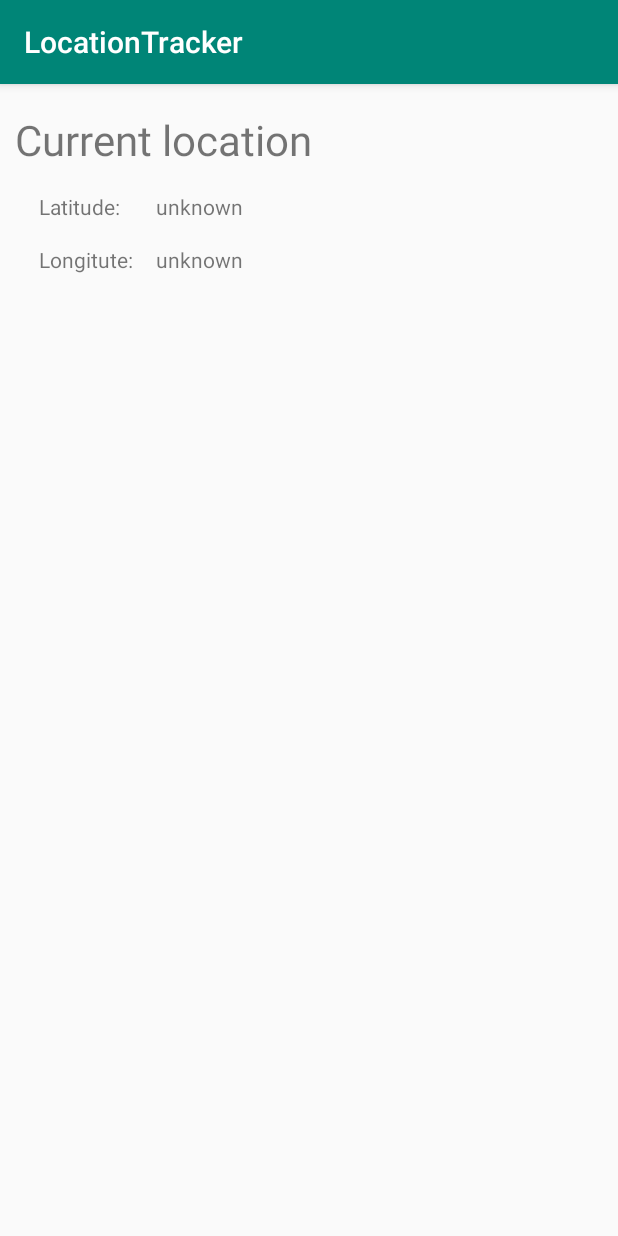
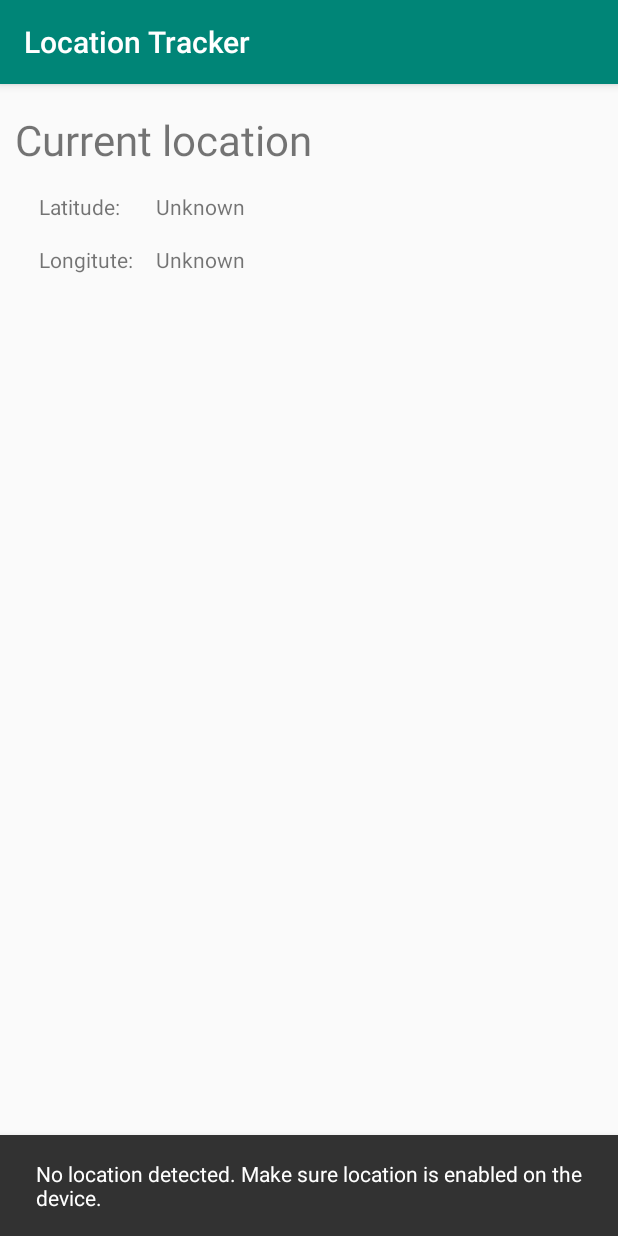
Before and after one commit to ArtemisSoftware/Location-Tracker, an Android app: the screen it shows after launch (MainActivity), on a phone screen of 412 x 824 dp. Run offline under Robolectric (Android 15) with nearby library versions, the phone set to English and light mode, and no system bars; libraries missing offline, so code that uses them is left out: com.karumi.dexter.

Commit message:
Get last location

```diff
--- a/app/src/main/java/com/artemissoftware/locationtracker/MainActivity.kt
+++ b/app/src/main/java/com/artemissoftware/locationtracker/MainActivity.kt
@@ -20,6 +20,10 @@ import android.provider.Settings.ACTION_APPLICATION_DETAILS_SETTINGS
 import android.content.Intent
 import android.net.Uri
 import android.provider.Settings
+import android.view.View
+import com.google.android.gms.location.FusedLocationProviderClient
+import com.google.android.gms.location.LocationServices
+import com.google.android.material.snackbar.Snackbar
 
 
 class MainActivity : AppCompatActivity(), PermissionListener {
@@ -28,8 +32,7 @@ class MainActivity : AppCompatActivity(), PermissionListener {
     /**
      * Provides the entry point to the Fused Location Provider API.
      */
-
-    //private lateinit var fusedLocationClient: FusedLocationProviderClient
+    private lateinit var fusedLocationClient: FusedLocationProviderClient
 
     private lateinit var txt_latitude: TextView
     private lateinit var txt_longitude: TextView
@@ -38,32 +41,25 @@ class MainActivity : AppCompatActivity(), PermissionListener {
     override fun onCreate(savedInstanceState: Bundle?) {
         super.onCreate(savedInstanceState)
         setContentView(R.layout.activity_main)
+
         txt_latitude = findViewById(R.id.txt_latitude)
         txt_longitude = findViewById(R.id.txt_longitude)
 
-
-        Dexter.withContext(this)
-            .withPermission(Manifest.permission.ACCESS_COARSE_LOCATION)
-            .withListener(this)
-            .check()
-
-        //fusedLocationClient = LocationServices.getFusedLocationProviderClient(this)
+        fusedLocationClient = LocationServices.getFusedLocationProviderClient(this)
     }
 
     /**
      * Return the current state of the permissions needed.
      */
-    private fun checkPermissions() = ActivityCompat.checkSelfPermission(this, Manifest.permission.ACCESS_COARSE_LOCATION) == PackageManager.PERMISSION_GRANTED
+    private fun checkPermissions() = ActivityCompat.checkSelfPermission(this, Manifest.permission.ACCESS_FINE_LOCATION) == PackageManager.PERMISSION_GRANTED
 
 
     private fun requestPermissions() {
         Dexter.withContext(this)
-            .withPermission(Manifest.permission.ACCESS_COARSE_LOCATION)
+            .withPermission(Manifest.permission.ACCESS_FINE_LOCATION)
             .withListener(this)
             .check()
     }
-
-
 
 
     /**
@@ -74,26 +70,45 @@ class MainActivity : AppCompatActivity(), PermissionListener {
      *
      * Note: this method should be called after location permission has been granted.
      */
-    /*
     //@SuppressLint("MissingPermission")
     private fun getLastLocation() {
         fusedLocationClient.lastLocation
+
             .addOnCompleteListener { taskLocation ->
+
                 if (taskLocation.isSuccessful && taskLocation.result != null) {
 
                     val location = taskLocation.result
 
-                    latitudeText.text = resources
-                        .getString(R.string.latitude_label, location?.latitude)
-                    longitudeText.text = resources
-                        .getString(R.string.longitude_label, location?.longitude)
-                } else {
-                    Log.w(TAG, "getLastLocation:exception", taskLocation.exception)
+                    txt_latitude.text = location?.latitude.toString()
+                    txt_longitude.text = location?.longitude.toString()
+
+                }
+                else {
+                    //Log.w(TAG, "getLastLocation:exception", taskLocation.exception)
                     showSnackbar(R.string.no_location_detected)
                 }
             }
     }
-    */
+
+
+    /**
+     * Shows a [Snackbar].
+     *
+     * @param snackStrId The id for the string resource for the Snackbar text.
+     * @param actionStrId The text of the action item.
+     * @param listener The listener associated with the Snackbar action.
+     */
+    private fun showSnackbar(snackStrId: Int, actionStrId: Int = 0, listener: View.OnClickListener? = null) {
+
+        val snackbar = Snackbar.make(findViewById(android.R.id.content), getString(snackStrId), Snackbar.LENGTH_INDEFINITE)
+
+        if (actionStrId != 0 && listener != null) {
+            snackbar.setAction(getString(actionStrId), listener)
+        }
+
+        snackbar.show()
+    }
 
 
 
@@ -104,15 +119,15 @@ class MainActivity : AppCompatActivity(), PermissionListener {
         if (!checkPermissions()) {
             requestPermissions()
         }
-        /* else {
+        else {
             getLastLocation()
         }
-        */
+
     }
 
 
     override fun onPermissionGranted(response: PermissionGrantedResponse?) {
-        //getLastLocation()
+        getLastLocation()
     }
 
     override fun onPermissionRationaleShouldBeShown(permission: PermissionRequest?, token: PermissionToken?) {
@@ -138,7 +153,7 @@ class MainActivity : AppCompatActivity(), PermissionListener {
         val builder = AlertDialog.Builder(this@MainActivity)
 
         builder.setTitle("Need Permissions")
-        builder.setMessage("This app needs permission to use this feature. You can grant them in app settings.")
+        builder.setMessage(getString(R.string.permission_rationale))
         builder.setPositiveButton("GOTO SETTINGS",
             DialogInterface.OnClickListener { dialog, which ->
                 dialog.cancel()
@@ -162,81 +177,4 @@ class MainActivity : AppCompatActivity(), PermissionListener {
 
 
 
-
-    /**
-     * Shows a [Snackbar].
-     *
-     * @param snackStrId The id for the string resource for the Snackbar text.
-     * @param actionStrId The text of the action item.
-     * @param listener The listener associated with the Snackbar action.
-     *//*
-    private fun showSnackbar(
-        snackStrId: Int,
-        actionStrId: Int = 0,
-        listener: View.OnClickListener? = null
-    ) {
-        val snackbar = Snackbar.make(findViewById(android.R.id.content), getString(snackStrId),
-            LENGTH_INDEFINITE)
-        if (actionStrId != 0 && listener != null) {
-            snackbar.setAction(getString(actionStrId), listener)
-        }
-        snackbar.show()
-    }
-*/
-    /**
-     * Return the current state of the permissions needed.
-     *//*
-
-    private fun startLocationPermissionRequest() {
-        ActivityCompat.requestPermissions(this, arrayOf(ACCESS_COARSE_LOCATION),
-            REQUEST_PERMISSIONS_REQUEST_CODE)
-    }
-
-
-*/
-    /**
-     * Callback received when a permissions request has been completed.
-     *//*
-    override fun onRequestPermissionsResult(
-        requestCode: Int,
-        permissions: Array<String>,
-        grantResults: IntArray
-    ) {
-        Log.i(TAG, "onRequestPermissionResult")
-        if (requestCode == REQUEST_PERMISSIONS_REQUEST_CODE) {
-            when {
-                // If user interaction was interrupted, the permission request is cancelled and you
-                // receive empty arrays.
-                grantResults.isEmpty() -> Log.i(TAG, "User interaction was cancelled.")
-
-                // Permission granted.
-                (grantResults[0] == PackageManager.PERMISSION_GRANTED) -> getLastLocation()
-
-                // Permission denied.
-
-                // Notify the user via a SnackBar that they have rejected a core permission for the
-                // app, which makes the Activity useless. In a real app, core permissions would
-                // typically be best requested during a welcome-screen flow.
-
-                // Additionally, it is important to remember that a permission might have been
-                // rejected without asking the user for permission (device policy or "Never ask
-                // again" prompts). Therefore, a user interface affordance is typically implemented
-                // when permissions are denied. Otherwise, your app could appear unresponsive to
-                // touches or interactions which have required permissions.
-                else -> {
-                    showSnackbar(R.string.permission_denied_explanation, R.string.settings,
-                        View.OnClickListener {
-                            // Build intent that displays the App settings screen.
-                            val intent = Intent().apply {
-                                action = Settings.ACTION_APPLICATION_DETAILS_SETTINGS
-                                data = Uri.fromParts("package", APPLICATION_ID, null)
-                                flags = Intent.FLAG_ACTIVITY_NEW_TASK
-                            }
-                            startActivity(intent)
-                        })
-                }
-            }
-        }
-    }
-*/
 }
--- a/app/src/main/res/layout/activity_main.xml
+++ b/app/src/main/res/layout/activity_main.xml
@@ -51,7 +51,7 @@
                 android:layout_width="wrap_content"
                 android:layout_height="wrap_content"
                 android:layout_marginStart="24dp"
-                android:text="unknown"
+                android:text="@string/location_unknown"
                 app:layout_constraintStart_toEndOf="@+id/textView"
                 app:layout_constraintTop_toTopOf="@+id/textView" />
 
@@ -71,7 +71,7 @@
                 android:id="@+id/txt_longitude"
                 android:layout_width="wrap_content"
                 android:layout_height="wrap_content"
-                android:text="unknown"
+                android:text="@string/location_unknown"
                 app:layout_constraintStart_toStartOf="@+id/txt_latitude"
                 app:layout_constraintTop_toTopOf="@+id/textView3" />
         </androidx.constraintlayout.widget.ConstraintLayout>
--- a/app/src/main/res/values/strings.xml
+++ b/app/src/main/res/values/strings.xml
@@ -1,3 +1,15 @@
 <resources>
-    <string name="app_name">LocationTracker</string>
+    <string name="app_name">Location Tracker</string>
+
+
+    <string name="location_unknown">Unknown</string>
+
+    <string name="no_location_detected">
+        No location detected. Make sure location is enabled on the device.
+    </string>
+
+    <string name="permission_rationale">Location permission is needed for core functionality. You can grant them in app settings.</string>
+    <string name="permission_denied_explanation">Permission was denied, but is needed for core functionality.</string>
+    <string name="settings">Settings</string>
+
 </resources>
```
